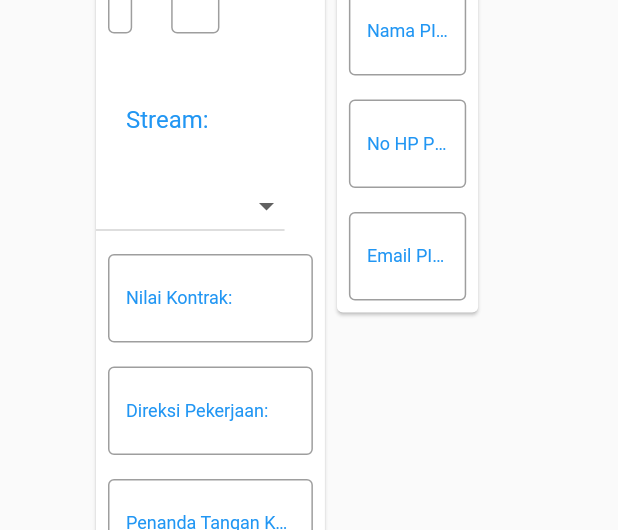
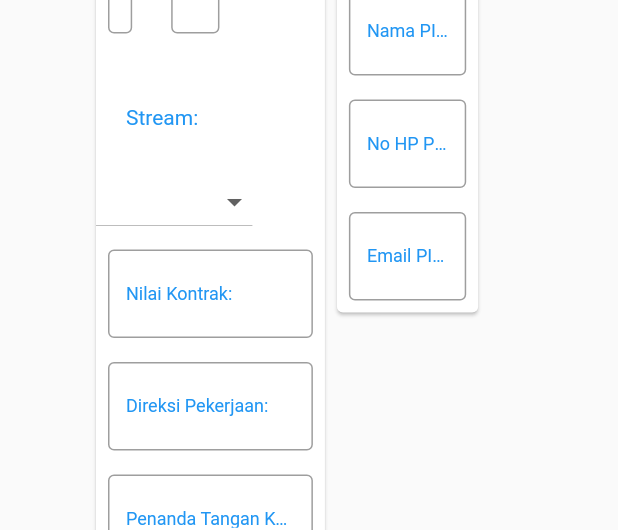
Before and after one commit to tegezc/kontraklist, a Flutter app: the KontrakEditorForm widget shown alone on an empty page, opened directly with empty values, on a phone screen of 412 x 824 dp. Shown: the part 706-1236 px from the top of the screen. Run offline on Flutter 3.47's test engine with Material 2 defaults, Android fonts, the phone set to English and light mode, and no system bars; our stand-ins replace rxdart; missing offline and left inert: dart:html, dart:js, loading_animations; network calls fail; Roboto replaces fonts that are missing (Opensans); statements that could not run were skipped.

Commit message:
bug fixing rev 1

```diff
--- a/lib/dashboard/dashboard.dart
+++ b/lib/dashboard/dashboard.dart
@@ -200,6 +200,8 @@ class _CardDashboardState extends State<CardDashboard> {
   final TextStyle _titleStyleContent = new TextStyle(
     fontSize: 11,color: Colors.black
   );
+
+  final int _multipleMore = 10;
   Color _color;
   String _textHeader;
   int _page = 1;
@@ -317,7 +319,7 @@ class _CardDashboardState extends State<CardDashboard> {
 
   List<DataRow> _table(List<Kontrak> lk) {
     List<DataRow> lrow = new List();
-    int estimateRowCount = _page * 10;
+    int estimateRowCount = _page * _multipleMore;
     int rowCount = estimateRowCount > lk.length ? lk.length : estimateRowCount;
     for (int i = 0; i < rowCount; i++) {
       Kontrak k = lk[i];
@@ -330,7 +332,7 @@ class _CardDashboardState extends State<CardDashboard> {
 
   Widget _cardKontrak(List<Kontrak> lkon, double width) {
     bool ismorevisible = false;
-    if (lkon.length > _page * 10) {
+    if (lkon.length > _page * _multipleMore) {
       ismorevisible = true;
     }
     return Card(
--- a/lib/kontrakeditor/kontrakeditor.dart
+++ b/lib/kontrakeditor/kontrakeditor.dart
@@ -108,6 +108,9 @@ class _KontrakEditorFormState extends State<KontrakEditorForm> {
   static const defaultCodeStream = '000';
   final TextStyle _stylePeringatan =
       TextStyle(fontSize: 12, fontStyle: FontStyle.italic, color: Colors.red);
+
+  final TextStyle _styleCombobox =
+  new TextStyle(fontSize: 12, color: Colors.black);
 
   final Color colorButton = Colors.cyan[600];
   final Color colorTextBtn = Colors.white;
@@ -391,7 +394,7 @@ void _defaultValue(){
                       const EdgeInsets.only(top: 40.0, right: 24, left: 20),
                   child: Text(
                     'Stream:',
-                    style: TextStyle(color: Colors.blue, fontSize: 16),
+                    style: TextStyle(color: Colors.blue, fontSize: 14),
                   ),
                 ),
                 Padding(
@@ -520,14 +523,14 @@ void _defaultValue(){
         value: sk.realId,
         child: Padding(
           padding: const EdgeInsets.all(8.0),
-          child: new Text(sk.nama),
+          child: new Text(sk.nama,style:_styleCombobox),
         )));
     for (StreamKontrak stream in lstream) {
       items.add(new DropdownMenuItem(
           value: stream.realId,
           child: Padding(
             padding: const EdgeInsets.all(8.0),
-            child: new Text(stream.nama),
+            child: new Text(stream.nama,style: _styleCombobox,),
           )));
     }
     return items;
--- a/lib/kontrakeditor/search_kontrak.dart
+++ b/lib/kontrakeditor/search_kontrak.dart
@@ -44,7 +44,7 @@ class _SearchKontrakState extends State<SearchKontrak> {
   void _handleOnchageTextField(String str) {
     _listHasilSearch = _listKontrak
         .where((kontrak) =>
-            kontrak.noKontrak.toLowerCase().contains(str.toLowerCase()))
+            kontrak.nama.toLowerCase().contains(str.toLowerCase()))
         .toList();
     if(_listHasilSearch !=null){
       _listHasilSearch.insert(0, _kontrakKosong);
@@ -111,7 +111,7 @@ class _SearchKontrakState extends State<SearchKontrak> {
                     ),
                     decoration: InputDecoration(
                       //Add th Hint text here.
-                      hintText: "Masukkan Nomor Kontrak",
+                      hintText: "Masukkan Nama Kontrak",
                       border: OutlineInputBorder(),
                     ),
                   ),
```
